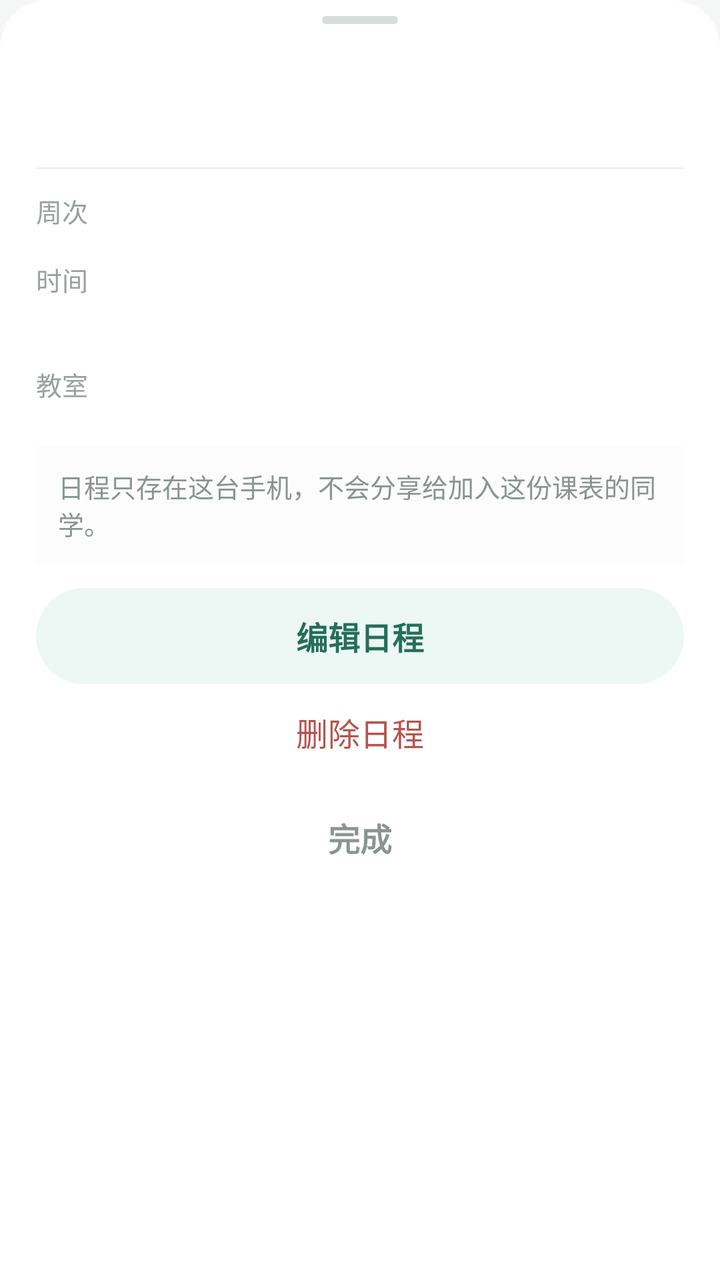
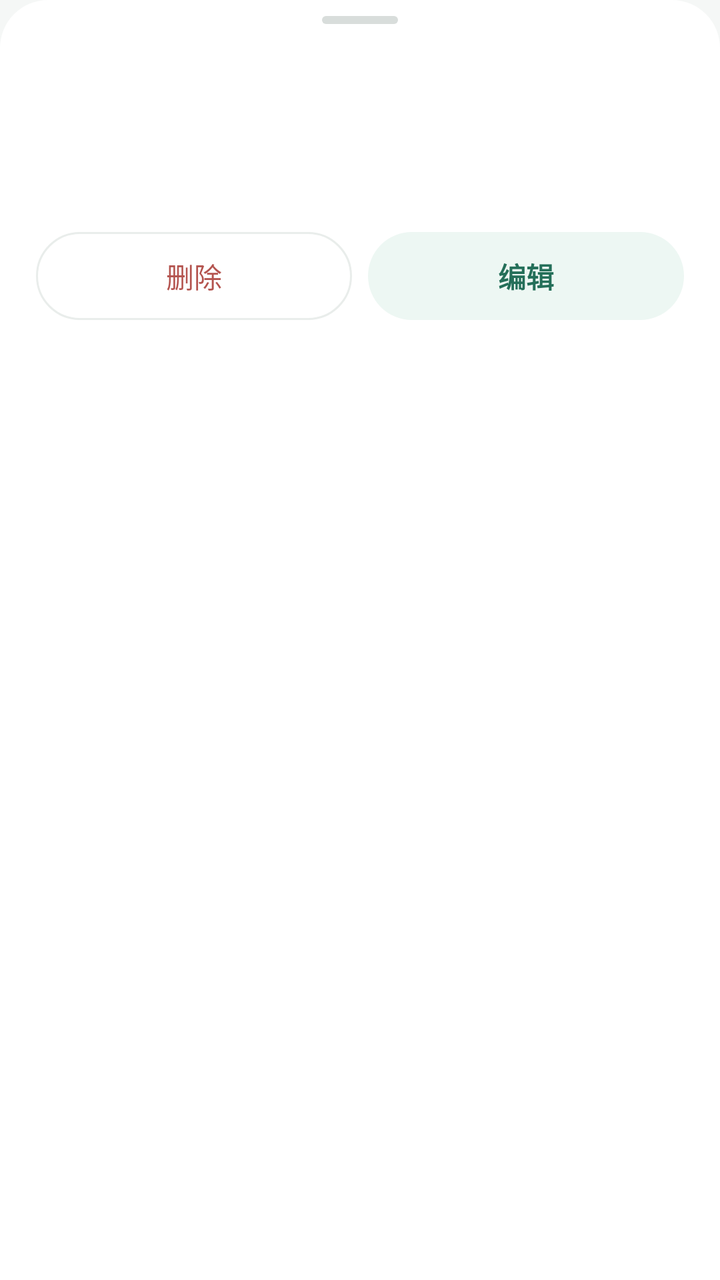

Before-and-after screenshots of an Android layout around one commit, followed by the original layout XML and the change that was made.
<!-- AndroidManifest.xml: application theme Theme.Zhusijiao -->
<!-- res/layout/dialog_event_detail.xml -->
<?xml version="1.0" encoding="utf-8"?>
<LinearLayout xmlns:android="http://schemas.android.com/apk/res/android"
    android:layout_width="match_parent"
    android:layout_height="wrap_content"
    android:background="@drawable/bg_sheet"
    android:orientation="vertical"
    android:paddingStart="18dp"
    android:paddingTop="8dp"
    android:paddingEnd="18dp"
    android:paddingBottom="14dp">

    <View
        android:layout_width="38dp"
        android:layout_height="4dp"
        android:layout_gravity="center_horizontal"
        android:layout_marginBottom="13dp"
        android:background="@drawable/bg_sheet_handle" />

    <LinearLayout
        android:layout_width="match_parent"
        android:layout_height="wrap_content"
        android:orientation="horizontal"
        android:paddingBottom="14dp">

        <View
            android:id="@+id/eventAccent"
            android:layout_width="4dp"
            android:layout_height="42dp"
            android:layout_marginEnd="11dp" />

        <LinearLayout
            android:layout_width="0dp"
            android:layout_height="wrap_content"
            android:layout_weight="1"
            android:orientation="vertical">

            <TextView
                android:id="@+id/eventDetailTitle"
                android:layout_width="match_parent"
                android:layout_height="wrap_content"
                android:textColor="@color/heading_ink"
                android:textSize="@dimen/text_title"
                android:textStyle="bold" />

            <TextView
                android:id="@+id/eventDetailSubtitle"
                android:layout_width="match_parent"
                android:layout_height="wrap_content"
                android:layout_marginTop="4dp"
                android:textColor="@color/sub_8a"
                android:textSize="@dimen/text_hint" />
        </LinearLayout>
    </LinearLayout>

    <View
        android:layout_width="match_parent"
        android:layout_height="1dp"
        android:background="@color/detail_border" />

    <LinearLayout
        android:layout_width="match_parent"
        android:layout_height="wrap_content"
        android:orientation="horizontal"
        android:paddingTop="11dp"
        android:paddingBottom="11dp">

        <TextView
            android:layout_width="52dp"
            android:layout_height="wrap_content"
            android:text="@string/detail_weeks"
            android:textColor="@color/detail_label"
            android:textSize="@dimen/text_small" />

        <TextView
            android:id="@+id/eventDetailWeeks"
            android:layout_width="0dp"
            android:layout_height="wrap_content"
            android:layout_weight="1"
            android:textColor="@color/body_ink"
            android:textSize="@dimen/text_body" />
    </LinearLayout>

    
    <LinearLayout
        android:layout_width="match_parent"
        android:layout_height="wrap_content"
        android:orientation="horizontal"
        android:paddingTop="4dp"
        android:paddingBottom="11dp">

        <TextView
            android:layout_width="52dp"
            android:layout_height="wrap_content"
            android:text="@string/detail_time"
            android:textColor="@color/detail_label"
            android:textSize="@dimen/text_small" />

        <LinearLayout
            android:layout_width="0dp"
            android:layout_height="wrap_content"
            android:layout_weight="1"
            android:orientation="vertical">

            <TextView
                android:id="@+id/eventDetailTime"
                android:layout_width="match_parent"
                android:layout_height="wrap_content"
                android:textColor="@color/body_ink"
                android:textSize="@dimen/text_body" />

            <TextView
                android:id="@+id/eventDetailSections"
                android:layout_width="match_parent"
                android:layout_height="wrap_content"
                android:layout_marginTop="2dp"
                android:textColor="@color/sub_9b"
                android:textSize="@dimen/text_hint" />
        </LinearLayout>
    </LinearLayout>

    <LinearLayout
        android:layout_width="match_parent"
        android:layout_height="wrap_content"
        android:orientation="horizontal"
        android:paddingTop="4dp"
        android:paddingBottom="11dp">

        <TextView
            android:layout_width="52dp"
            android:layout_height="wrap_content"
            android:text="@string/detail_room"
            android:textColor="@color/detail_label"
            android:textSize="@dimen/text_small" />

        <TextView
            android:id="@+id/eventDetailPlace"
            android:layout_width="0dp"
            android:layout_height="wrap_content"
            android:layout_weight="1"
            android:textColor="@color/body_ink"
            android:textSize="@dimen/text_body" />
    </LinearLayout>

    <LinearLayout
        android:id="@+id/eventDetailNoteRow"
        android:layout_width="match_parent"
        android:layout_height="wrap_content"
        android:orientation="horizontal"
        android:paddingTop="4dp"
        android:paddingBottom="6dp"
        android:visibility="gone">

        <TextView
            android:layout_width="52dp"
            android:layout_height="wrap_content"
            android:text="@string/event_detail_note"
            android:textColor="@color/detail_label"
            android:textSize="@dimen/text_small" />

        <TextView
            android:id="@+id/eventDetailNote"
            android:layout_width="0dp"
            android:layout_height="wrap_content"
            android:layout_weight="1"
            android:lineSpacingExtra="2dp"
            android:textColor="@color/body_ink"
            android:textSize="@dimen/text_body" />
    </LinearLayout>

    <TextView
        android:layout_width="match_parent"
        android:layout_height="wrap_content"
        android:layout_marginTop="10dp"
        android:background="@color/tt_section_bg"
        android:padding="11dp"
        android:text="@string/event_local_only"
        android:textColor="@color/sub_8a"
        android:textSize="@dimen/text_small" />

    <TextView
        android:id="@+id/eventDetailEdit"
        android:layout_width="match_parent"
        android:layout_height="wrap_content"
        android:minHeight="48dp"
        android:paddingTop="12dp"
        android:paddingBottom="12dp"
        android:layout_marginTop="12dp"
        android:background="@drawable/bg_close_button"
        android:clickable="true"
        android:focusable="true"
        android:gravity="center"
        android:text="@string/event_edit_action"
        android:textColor="@color/sheet_close_text"
        android:textSize="@dimen/text_subtitle"
        android:textStyle="bold" />

    <TextView
        android:id="@+id/eventDetailDelete"
        android:layout_width="match_parent"
        android:layout_height="wrap_content"
        android:minHeight="48dp"
        android:paddingTop="12dp"
        android:paddingBottom="12dp"
        android:clickable="true"
        android:focusable="true"
        android:gravity="center"
        android:text="@string/event_delete"
        android:textColor="@color/danger_action"
        android:textSize="@dimen/text_subtitle" />

    <TextView
        android:id="@+id/eventDetailClose"
        android:layout_width="match_parent"
        android:layout_height="wrap_content"
        android:layout_marginTop="4dp"
        android:clickable="true"
        android:focusable="true"
        android:gravity="center"
        android:paddingTop="13dp"
        android:paddingBottom="13dp"
        android:text="@string/detail_done"
        android:textColor="@color/sub_8a"
        android:textSize="@dimen/text_subtitle"
        android:textStyle="bold" />
</LinearLayout>
<!-- resources referenced by this layout -->
<resources>
  <color name="body_ink">#333a37</color>
  <color name="danger_action">#b4544f</color>
  <color name="detail_border">#edf0ee</color>
  <color name="detail_label">#9aa19e</color>
  <color name="heading_ink">#202623</color>
  <color name="sheet_close_text">#246f59</color>
  <color name="sub_8a">@color/text_tertiary</color>
  <color name="sub_9b">@color/text_tertiary</color>
  <color name="tt_section_bg">#fbfcfb</color>
  <dimen name="text_body">14sp</dimen>
  <dimen name="text_hint">12sp</dimen>
  <dimen name="text_small">13sp</dimen>
  <dimen name="text_subtitle">16sp</dimen>
  <dimen name="text_title">18sp</dimen>
  <!-- drawable bg_sheet (drawable) -->
  <?xml version="1.0" encoding="utf-8"?>
  
  <shape xmlns:android="http://schemas.android.com/apk/res/android" android:shape="rectangle">
      <solid android:color="@color/surface" />
      <corners android:topLeftRadius="@dimen/radius_xl" android:topRightRadius="@dimen/radius_xl" />
  </shape>
  <!-- drawable bg_sheet_handle (drawable) -->
  <?xml version="1.0" encoding="utf-8"?>
  
  <shape xmlns:android="http://schemas.android.com/apk/res/android" android:shape="rectangle">
      <solid android:color="@color/sheet_handle" />
      <corners android:radius="4dp" />
  </shape>
  <string name="detail_done">完成</string>
  <string name="detail_room">教室</string>
  <string name="detail_time">时间</string>
  <string name="detail_weeks">周次</string>
  <string name="event_delete">删除日程</string>
  <string name="event_detail_note">备注</string>
  <string name="event_edit_action">编辑日程</string>
  <string name="event_local_only">日程只存在这台手机，不会分享给加入这份课表的同学。</string>
  <color name="text_tertiary">#8a9490</color>
  <dimen name="radius_pill">100dp</dimen>
  <color name="sheet_close_bg">#edf7f3</color>
  <color name="surface">#ffffff</color>
  <dimen name="radius_xl">24dp</dimen>
  <color name="sheet_handle">#d8dddb</color>
  <color name="accent">#2f7d68</color>
  <color name="ink">#202725</color>
  <color name="muted">#7d8783</color>
  <color name="background">#f5f7f6</color>
  <style name="Theme.Zhusijiao.Dialog" parent="Theme.AppCompat.Light.Dialog.Alert">
          <item name="colorAccent">@color/accent</item>
          <item name="android:textColorPrimary">@color/ink</item>
          <item name="buttonBarPositiveButtonStyle">@style/DialogButton</item>
          <item name="buttonBarNegativeButtonStyle">@style/DialogButton</item>
          <item name="buttonBarNeutralButtonStyle">@style/DialogButton</item>
      </style>
  <style name="DialogButton" parent="Widget.AppCompat.Button.ButtonBar.AlertDialog">
          <item name="android:textColor">@color/accent</item>
          <item name="android:textStyle">bold</item>
      </style>
  <!-- unchanged entries left out for length: 2 -->
</resources>

<!-- the commit's change to res/layout/dialog_event_detail.xml (unified diff, before → after) -->
@@ -7,26 +7,20 @@
     android:paddingStart="18dp"
     android:paddingTop="8dp"
     android:paddingEnd="18dp"
-    android:paddingBottom="14dp">
+    android:paddingBottom="16dp">
 
-    <View
-        android:layout_width="38dp"
-        android:layout_height="4dp"
-        android:layout_gravity="center_horizontal"
-        android:layout_marginBottom="13dp"
-        android:background="@drawable/bg_sheet_handle" />
+    <View style="@style/SheetHandle" />
 
     <LinearLayout
         android:layout_width="match_parent"
         android:layout_height="wrap_content"
-        android:orientation="horizontal"
-        android:paddingBottom="14dp">
+        android:orientation="horizontal">
 
         <View
             android:id="@+id/eventAccent"
             android:layout_width="4dp"
-            android:layout_height="42dp"
-            android:layout_marginEnd="11dp" />
+            android:layout_height="match_parent"
+            android:layout_marginEnd="12dp" />
 
         <LinearLayout
             android:layout_width="0dp"
@@ -43,183 +37,76 @@
                 android:textStyle="bold" />
 
             <TextView
-                android:id="@+id/eventDetailSubtitle"
+                android:id="@+id/eventDetailTime"
                 android:layout_width="match_parent"
                 android:layout_height="wrap_content"
-                android:layout_marginTop="4dp"
-                android:textColor="@color/sub_8a"
-                android:textSize="@dimen/text_hint" />
+                android:layout_marginTop="6dp"
+                android:textColor="@color/text_primary"
+                android:textSize="@dimen/text_body" />
+
+            <TextView
+                android:id="@+id/eventDetailWeeks"
+                android:layout_width="match_parent"
+                android:layout_height="wrap_content"
+                android:layout_marginTop="3dp"
+                android:textColor="@color/text_tertiary"
+                android:textSize="@dimen/text_small" />
+
+            <TextView
+                android:id="@+id/eventDetailPlace"
+                android:layout_width="match_parent"
+                android:layout_height="wrap_content"
+                android:layout_marginTop="3dp"
+                android:textColor="@color/text_secondary"
+                android:textSize="@dimen/text_small"
+                android:visibility="gone" />
         </LinearLayout>
     </LinearLayout>
 
-    <View
+    <TextView
+        android:id="@+id/eventDetailNote"
         android:layout_width="match_parent"
-        android:layout_height="1dp"
-        android:background="@color/detail_border" />
+        android:layout_height="wrap_content"
+        android:layout_marginTop="12dp"
+        android:background="@drawable/bg_detail_cell"
+        android:lineSpacingExtra="2dp"
+        android:padding="12dp"
+        android:textColor="@color/body_ink"
+        android:textSize="@dimen/text_body"
+        android:visibility="gone" />
 
     <LinearLayout
         android:layout_width="match_parent"
         android:layout_height="wrap_content"
-        android:orientation="horizontal"
-        android:paddingTop="11dp"
-        android:paddingBottom="11dp">
+        android:layout_marginTop="18dp"
+        android:orientation="horizontal">
 
         <TextView
-            android:layout_width="52dp"
-            android:layout_height="wrap_content"
-            android:text="@string/detail_weeks"
-            android:textColor="@color/detail_label"
-            android:textSize="@dimen/text_small" />
+            android:id="@+id/eventDetailDelete"
+            android:layout_width="0dp"
+            android:layout_height="44dp"
+            android:layout_marginEnd="8dp"
+            android:layout_weight="1"
+            android:background="@drawable/bg_ghost_button"
+            android:clickable="true"
+            android:focusable="true"
+            android:gravity="center"
+            android:text="@string/course_extra_delete"
+            android:textColor="@color/danger_action"
+            android:textSize="@dimen/text_body" />
 
         <TextView
-            android:id="@+id/eventDetailWeeks"
+            android:id="@+id/eventDetailEdit"
             android:layout_width="0dp"
-            android:layout_height="wrap_content"
+            android:layout_height="44dp"
             android:layout_weight="1"
-            android:textColor="@color/body_ink"
-            android:textSize="@dimen/text_body" />
+            android:background="@drawable/bg_close_button"
+            android:clickable="true"
+            android:focusable="true"
+            android:gravity="center"
+            android:text="@string/course_extra_edit"
+            android:textColor="@color/sheet_close_text"
+            android:textSize="@dimen/text_body"
+            android:textStyle="bold" />
     </LinearLayout>
-
-    
-    <LinearLayout
-        android:layout_width="match_parent"
-        android:layout_height="wrap_content"
-        android:orientation="horizontal"
-        android:paddingTop="4dp"
-        android:paddingBottom="11dp">
-
-        <TextView
-            android:layout_width="52dp"
-            android:layout_height="wrap_content"
-            android:text="@string/detail_time"
-            android:textColor="@color/detail_label"
-            android:textSize="@dimen/text_small" />
-
-        <LinearLayout
-            android:layout_width="0dp"
-            android:layout_height="wrap_content"
-            android:layout_weight="1"
-            android:orientation="vertical">
-
-            <TextView
-                android:id="@+id/eventDetailTime"
-                android:layout_width="match_parent"
-                android:layout_height="wrap_content"
-                android:textColor="@color/body_ink"
-                android:textSize="@dimen/text_body" />
-
-            <TextView
-                android:id="@+id/eventDetailSections"
-                android:layout_width="match_parent"
-                android:layout_height="wrap_content"
-                android:layout_marginTop="2dp"
-                android:textColor="@color/sub_9b"
-                android:textSize="@dimen/text_hint" />
-        </LinearLayout>
-    </LinearLayout>
-
-    <LinearLayout
-        android:layout_width="match_parent"
-        android:layout_height="wrap_content"
-        android:orientation="horizontal"
-        android:paddingTop="4dp"
-        android:paddingBottom="11dp">
-
-        <TextView
-            android:layout_width="52dp"
-            android:layout_height="wrap_content"
-            android:text="@string/detail_room"
-            android:textColor="@color/detail_label"
-            android:textSize="@dimen/text_small" />
-
-        <TextView
-            android:id="@+id/eventDetailPlace"
-            android:layout_width="0dp"
-            android:layout_height="wrap_content"
-            android:layout_weight="1"
-            android:textColor="@color/body_ink"
-            android:textSize="@dimen/text_body" />
-    </LinearLayout>
-
-    <LinearLayout
-        android:id="@+id/eventDetailNoteRow"
-        android:layout_width="match_parent"
-        android:layout_height="wrap_content"
-        android:orientation="horizontal"
-        android:paddingTop="4dp"
-        android:paddingBottom="6dp"
-        android:visibility="gone">
-
-        <TextView
-            android:layout_width="52dp"
-            android:layout_height="wrap_content"
-            android:text="@string/event_detail_note"
-            android:textColor="@color/detail_label"
-            android:textSize="@dimen/text_small" />
-
-        <TextView
-            android:id="@+id/eventDetailNote"
-            android:layout_width="0dp"
-            android:layout_height="wrap_content"
-            android:layout_weight="1"
-            android:lineSpacingExtra="2dp"
-            android:textColor="@color/body_ink"
-            android:textSize="@dimen/text_body" />
-    </LinearLayout>
-
-    <TextView
-        android:layout_width="match_parent"
-        android:layout_height="wrap_content"
-        android:layout_marginTop="10dp"
-        android:background="@color/tt_section_bg"
-        android:padding="11dp"
-        android:text="@string/event_local_only"
-        android:textColor="@color/sub_8a"
-        android:textSize="@dimen/text_small" />
-
-    <TextView
-        android:id="@+id/eventDetailEdit"
-        android:layout_width="match_parent"
-        android:layout_height="wrap_content"
-        android:minHeight="48dp"
-        android:paddingTop="12dp"
-        android:paddingBottom="12dp"
-        android:layout_marginTop="12dp"
-        android:background="@drawable/bg_close_button"
-        android:clickable="true"
-        android:focusable="true"
-        android:gravity="center"
-        android:text="@string/event_edit_action"
-        android:textColor="@color/sheet_close_text"
-        android:textSize="@dimen/text_subtitle"
-        android:textStyle="bold" />
-
-    <TextView
-        android:id="@+id/eventDetailDelete"
-        android:layout_width="match_parent"
-        android:layout_height="wrap_content"
-        android:minHeight="48dp"
-        android:paddingTop="12dp"
-        android:paddingBottom="12dp"
-        android:clickable="true"
-        android:focusable="true"
-        android:gravity="center"
-        android:text="@string/event_delete"
-        android:textColor="@color/danger_action"
-        android:textSize="@dimen/text_subtitle" />
-
-    <TextView
-        android:id="@+id/eventDetailClose"
-        android:layout_width="match_parent"
-        android:layout_height="wrap_content"
-        android:layout_marginTop="4dp"
-        android:clickable="true"
-        android:focusable="true"
-        android:gravity="center"
-        android:paddingTop="13dp"
-        android:paddingBottom="13dp"
-        android:text="@string/detail_done"
-        android:textColor="@color/sub_8a"
-        android:textSize="@dimen/text_subtitle"
-        android:textStyle="bold" />
 </LinearLayout>
<!-- resource entries referenced after the edit -->
@@ -2,18 +2,38 @@
 <resources>
   <color name="body_ink">#333a37</color>
   <color name="danger_action">#b4544f</color>
-  <color name="detail_border">#edf0ee</color>
-  <color name="detail_label">#9aa19e</color>
   <color name="heading_ink">#202623</color>
   <color name="sheet_close_text">#246f59</color>
-  <color name="sub_8a">@color/text_tertiary</color>
-  <color name="sub_9b">@color/text_tertiary</color>
-  <color name="tt_section_bg">#fbfcfb</color>
+  <color name="text_primary">#1d2421</color>
+  <color name="text_secondary">#5f6965</color>
   <dimen name="text_body">14sp</dimen>
-  <dimen name="text_hint">12sp</dimen>
   <dimen name="text_small">13sp</dimen>
-  <dimen name="text_subtitle">16sp</dimen>
   <dimen name="text_title">18sp</dimen>
+  <!-- drawable bg_detail_cell (drawable) -->
+  <?xml version="1.0" encoding="utf-8"?>
+  <shape xmlns:android="http://schemas.android.com/apk/res/android" android:shape="rectangle">
+      <solid android:color="@color/background" />
+      <corners android:radius="@dimen/radius_md" />
+  </shape>
+  <!-- drawable bg_ghost_button (drawable) -->
+  <?xml version="1.0" encoding="utf-8"?>
+  
+  <selector xmlns:android="http://schemas.android.com/apk/res/android">
+      <item android:state_pressed="true">
+          <shape android:shape="rectangle">
+              <solid android:color="@color/hover_bg" />
+              <stroke android:width="1dp" android:color="@color/line" />
+              <corners android:radius="@dimen/button_radius" />
+          </shape>
+      </item>
+      <item>
+          <shape android:shape="rectangle">
+              <solid android:color="@color/surface" />
+              <stroke android:width="1dp" android:color="@color/line" />
+              <corners android:radius="@dimen/button_radius" />
+          </shape>
+      </item>
+  </selector>
   <!-- drawable bg_sheet (drawable) -->
   <?xml version="1.0" encoding="utf-8"?>
   
@@ -21,6 +41,15 @@
       <solid android:color="@color/surface" />
       <corners android:topLeftRadius="@dimen/radius_xl" android:topRightRadius="@dimen/radius_xl" />
   </shape>
+  <string name="course_extra_delete">删除</string>
+  <string name="course_extra_edit">编辑</string>
+  <style name="SheetHandle">
+          <item name="android:layout_width">38dp</item>
+          <item name="android:layout_height">4dp</item>
+          <item name="android:layout_gravity">center_horizontal</item>
+          <item name="android:layout_marginBottom">16dp</item>
+          <item name="android:background">@drawable/bg_sheet_handle</item>
+      </style>
   <!-- drawable bg_sheet_handle (drawable) -->
   <?xml version="1.0" encoding="utf-8"?>
   
@@ -28,14 +57,6 @@
       <solid android:color="@color/sheet_handle" />
       <corners android:radius="4dp" />
   </shape>
-  <string name="detail_done">完成</string>
-  <string name="detail_room">教室</string>
-  <string name="detail_time">时间</string>
-  <string name="detail_weeks">周次</string>
-  <string name="event_delete">删除日程</string>
-  <string name="event_detail_note">备注</string>
-  <string name="event_edit_action">编辑日程</string>
-  <string name="event_local_only">日程只存在这台手机，不会分享给加入这份课表的同学。</string>
   <color name="text_tertiary">#8a9490</color>
   <dimen name="radius_pill">100dp</dimen>
   <color name="sheet_close_bg">#edf7f3</color>
@@ -46,6 +67,10 @@
   <color name="ink">#202725</color>
   <color name="muted">#7d8783</color>
   <color name="background">#f5f7f6</color>
+  <dimen name="radius_md">12dp</dimen>
+  <color name="hover_bg">#f2f5f4</color>
+  <color name="line">#e9edeb</color>
+  <dimen name="button_radius">@dimen/radius_pill</dimen>
   <style name="Theme.Zhusijiao.Dialog" parent="Theme.AppCompat.Light.Dialog.Alert">
           <item name="colorAccent">@color/accent</item>
           <item name="android:textColorPrimary">@color/ink</item>
